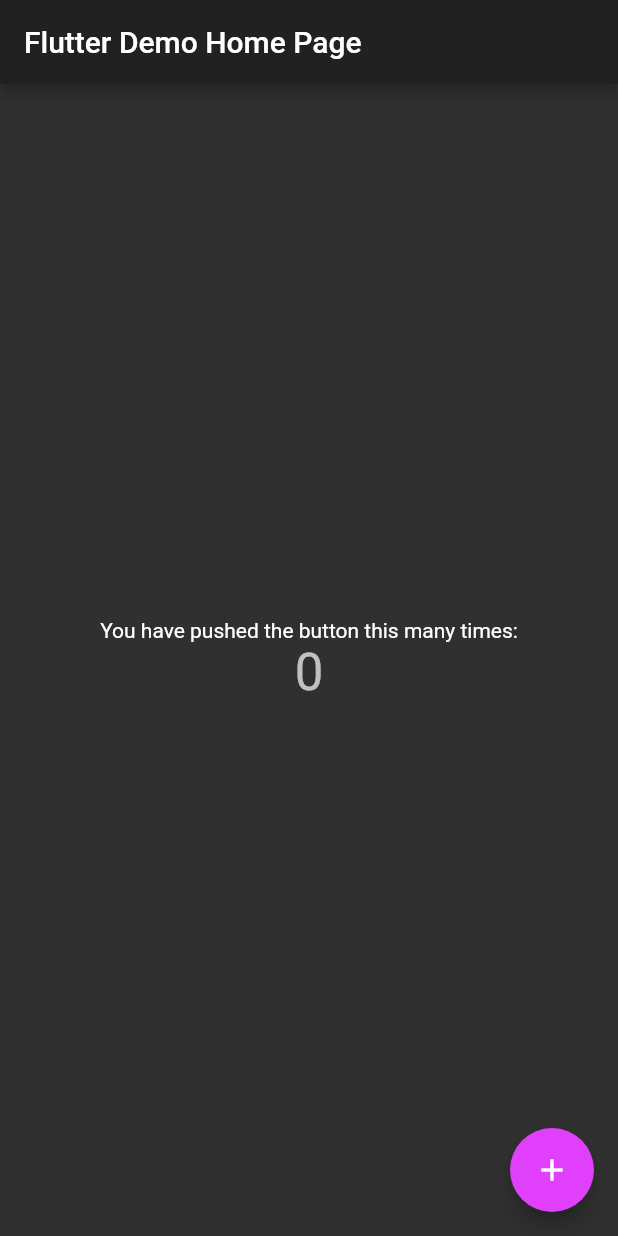
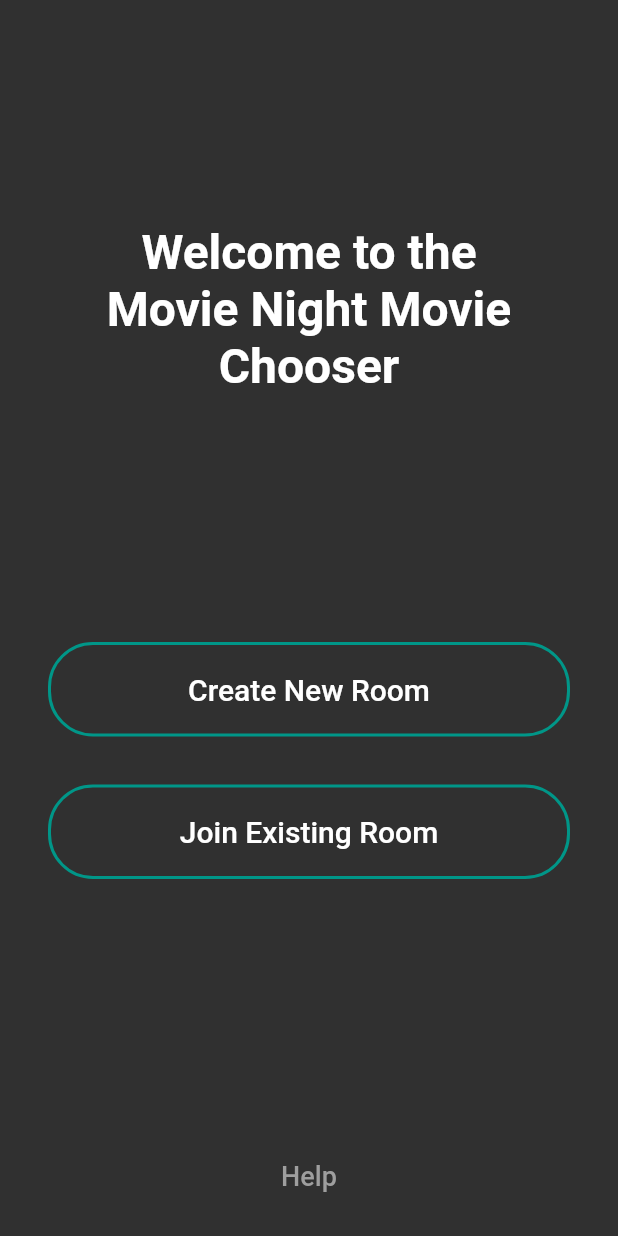
Before and after one commit to stefanuros/movie_night_chooser, a Flutter app: the screen it shows after launch, on a phone screen of 412 x 824 dp. Run offline on Flutter 3.47's test engine with Material 2 defaults, Android fonts, the phone set to English and light mode, and no system bars.

Commit message:
Created home page

```diff
--- a/lib/main.dart
+++ b/lib/main.dart
@@ -1,113 +1,149 @@
 import 'package:flutter/material.dart';
 
+// Main function that runs the MyApp function
 void main() => runApp(MyApp());
 
 class MyApp extends StatelessWidget {
-	// This widget is the root of your application.
 	@override
 	Widget build(BuildContext context) {
+		// The first widget
 		return MaterialApp(
-			title: 'Flutter Demo',
+			title: 'Movie Night Chooser',
 			theme: ThemeData(
-				// This is the theme of your application.
-				//
-				// Try running your application with "flutter run". You'll see the
-				// application has a blue toolbar. Then, without quitting the app, try
-				// changing the primarySwatch below to Colors.green and then invoke
-				// "hot reload" (press "r" in the console where you ran "flutter run",
-				// or simply save your changes to "hot reload" in a Flutter IDE).
-				// Notice that the counter didn't reset back to zero; the application
-				// is not restarted.
-				// primarySwatch: Colors.deepOrange,
-				accentColor: Colors.purpleAccent,
+				accentColor: Colors.teal,
 				brightness: Brightness.dark,
 			),
-			home: MyHomePage(title: 'Flutter Demo Home Page'),
+			home: MyHomePage(),
 		);
 	}
 }
 
 class MyHomePage extends StatefulWidget {
-	MyHomePage({Key key, this.title}) : super(key: key);
-
-	// This widget is the home page of your application. It is stateful, meaning
-	// that it has a State object (defined below) that contains fields that affect
-	// how it looks.
-
-	// This class is the configuration for the state. It holds the values (in this
-	// case the title) provided by the parent (in this case the App widget) and
-	// used by the build method of the State. Fields in a Widget subclass are
-	// always marked "final".
-
-	final String title;
 
 	@override
 	_MyHomePageState createState() => _MyHomePageState();
 }
 
 class _MyHomePageState extends State<MyHomePage> {
-	int _counter = 0;
 
-	void _incrementCounter() {
-		setState(() {
-			// This call to setState tells the Flutter framework that something has
-			// changed in this State, which causes it to rerun the build method below
-			// so that the display can reflect the updated values. If we changed
-			// _counter without calling setState(), then the build method would not be
-			// called again, and so nothing would appear to happen.
-			_counter += 1;
-		});
-	}
+	// The dialog text
+	final String dialogText = """To create a room where you and your friends submit movies to be chosen, press \"Create New Room\". You will create a room where your friends can join and submit movies to be chosen.
+
+	To join an already existing room, press \"Join Existing Room\". You will need to enter the code of the room you would like to join, or scan a QR code. The code can be found at the top of the page of the room you want to join.
+
+	To choose a movie with only one device, follow the steps for creating a room and submit all the movies from the same device.""";
 
 	@override
 	Widget build(BuildContext context) {
-		// This method is rerun every time setState is called, for instance as done
-		// by the _incrementCounter method above.
-		//
-		// The Flutter framework has been optimized to make rerunning build methods
-		// fast, so that you can just rebuild anything that needs updating rather
-		// than having to individually change instances of widgets.
 		return Scaffold(
-			appBar: AppBar(
-				// Here we take the value from the MyHomePage object that was created by
-				// the App.build method, and use it to set our appbar title.
-				title: Text(widget.title),
-			),
+			// appBar: AppBar(
+			// 	backgroundColor: Colors.teal,
+			// 	title: Text("Movie Night Chooser"),
+			// ),
 			body: Center(
-				// Center is a layout widget. It takes a single child and positions it
-				// in the middle of the parent.
 				child: Column(
-					// Column is also layout widget. It takes a list of children and
-					// arranges them vertically. By default, it sizes itself to fit its
-					// children horizontally, and tries to be as tall as its parent.
-					//
-					// Invoke "debug painting" (press "p" in the console, choose the
-					// "Toggle Debug Paint" action from the Flutter Inspector in Android
-					// Studio, or the "Toggle Debug Paint" command in Visual Studio Code)
-					// to see the wireframe for each widget.
-					//
-					// Column has various properties to control how it sizes itself and
-					// how it positions its children. Here we use mainAxisAlignment to
-					// center the children vertically; the main axis here is the vertical
-					// axis because Columns are vertical (the cross axis would be
-					// horizontal).
 					mainAxisAlignment: MainAxisAlignment.center,
+					crossAxisAlignment: CrossAxisAlignment.stretch,
 					children: <Widget>[
-						Text(
-							'You have pushed the button this many times:',
+						// Heading for the home page
+						SizedBox(
+							height: MediaQuery.of(context).size.height/2,
+							child: Align(
+								child: SizedBox(
+									width: 300,
+									child: Text(
+										"Welcome to the Movie Night Movie Chooser",
+										style: TextStyle(
+											fontSize: 32,
+											fontWeight: FontWeight.bold,
+											// fontFamily: 'Lato'
+										),
+										textAlign: TextAlign.center
+									)
+								)
+							)
 						),
-						Text(
-							'$_counter',
-							style: Theme.of(context).textTheme.display1,
-						),
+						// Create Room Button
+						HomepageButton("Create New Room", () {}),
+						// Join Room Button
+						HomepageButton("Join Existing Room", () {}),
+						// The Help Button
+						Expanded( // Makes this take up the bottom of the screen
+							child: Align( // Aligns it to the bottomt of the screen
+								alignment: Alignment(0, 1),
+								child: Padding( // Pushes it a little off of the bottom of the screen
+									padding: EdgeInsets.only(bottom: 16),
+									child: FlatButton( // The actual button
+										child: Text( //The help text
+											"Help",
+											style: TextStyle(
+												color: Colors.grey,
+												fontSize: 18
+											),
+										),
+										onPressed: () { //Create a dialog when the button is pressed
+											showDialog(
+												context: context,
+												builder: (_) => new AlertDialog(
+													title: new Text("Instructions"),
+													content: new Text(dialogText),
+													actions: <Widget>[
+														FlatButton(
+															child: Text('OK'),
+															onPressed: () {
+																Navigator.of(context).pop();
+															},
+														),
+													],
+												)
+											);
+										}
+									)
+								)
+							)
+						)
 					],
 				),
 			),
-			floatingActionButton: FloatingActionButton(
-				onPressed: _incrementCounter,
-				tooltip: 'Increment',
-				child: Icon(Icons.add),
-			), // This trailing comma makes auto-formatting nicer for build methods.
 		);
 	}
 }
+
+// The button that will be used on the home page to redirect the user
+class HomepageButton extends StatelessWidget
+{
+	// The text of the button
+	final String buttonText;
+	// The function the button will execute when pressed
+	final Function buttonFunction;
+
+	HomepageButton(this.buttonText, this.buttonFunction);
+
+	Widget build(BuildContext context)
+	{
+		return Padding(
+			padding: EdgeInsets.symmetric(horizontal: 32, vertical: 16),
+			child: OutlineButton(
+				// highlightColor: Colors.red,
+				borderSide: BorderSide(
+					color: Colors.teal,
+					width: 2
+				),
+				highlightedBorderColor: Colors.teal,
+				shape: RoundedRectangleBorder(
+					borderRadius: BorderRadius.circular(30)
+				),
+				splashColor: Colors.teal[300],
+				padding: EdgeInsets.symmetric(horizontal: 32, vertical: 20),
+				// color: Colors.teal,
+				onPressed: buttonFunction,
+				child: Text(
+					buttonText,
+					style: TextStyle(
+						fontSize: 20
+					)
+				)
+			),
+		);
+	}
+}
```
